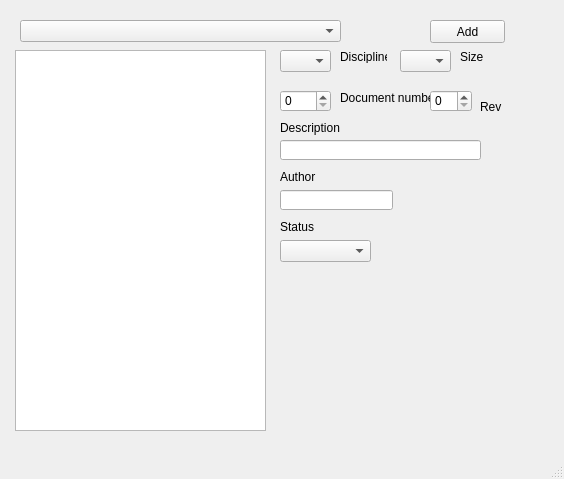
This is SRC/main_ui.ui in tomdufty/Calix_Doc_Register as Qt 5 draws it before an edit. The edited form follows.
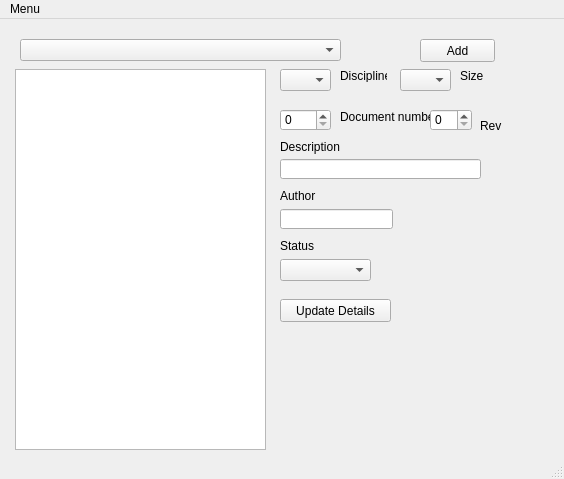
This is the edited form.

Commit message: slots and signals added to designer file hgih level clas added to inherit Mainwindow and add new methods file dialouge added

Diff of the .ui file:
```diff
--- a/SRC/main_ui.ui
+++ b/SRC/main_ui.ui
@@ -50,7 +50,7 @@
    <widget class="QPushButton" name="newTrackButton">
     <property name="geometry">
      <rect>
-      <x>430</x>
+      <x>420</x>
       <y>20</y>
       <width>75</width>
       <height>23</height>
@@ -208,6 +208,19 @@
      <string>Size</string>
     </property>
    </widget>
+   <widget class="QPushButton" name="pushButton">
+    <property name="geometry">
+     <rect>
+      <x>280</x>
+      <y>280</y>
+      <width>111</width>
+      <height>23</height>
+     </rect>
+    </property>
+    <property name="text">
+     <string>Update Details</string>
+    </property>
+   </widget>
   </widget>
   <widget class="QMenuBar" name="menubar">
    <property name="geometry">
@@ -218,6 +231,12 @@
      <height>21</height>
     </rect>
    </property>
+   <widget class="QMenu" name="menuMenu">
+    <property name="title">
+     <string>Menu</string>
+    </property>
+   </widget>
+   <addaction name="menuMenu"/>
   </widget>
   <widget class="QStatusBar" name="statusbar"/>
  </widget>
```
Left out of the diff: 57 changed lines with no effect on the pictures. The commit also changes 2 other files.
